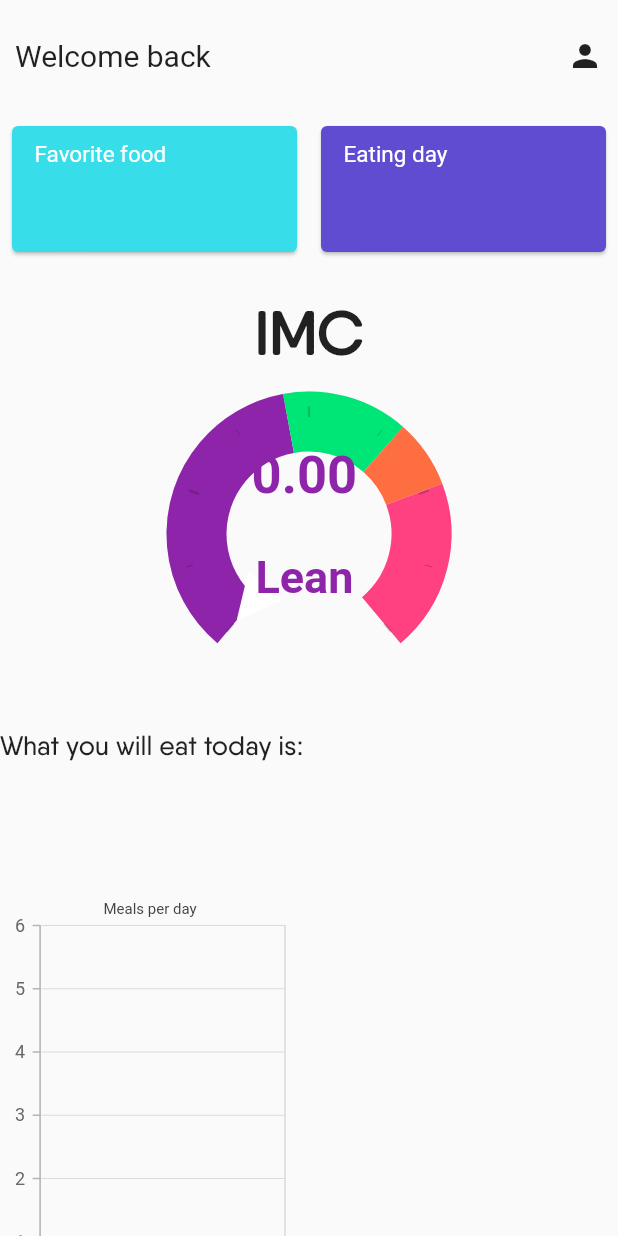
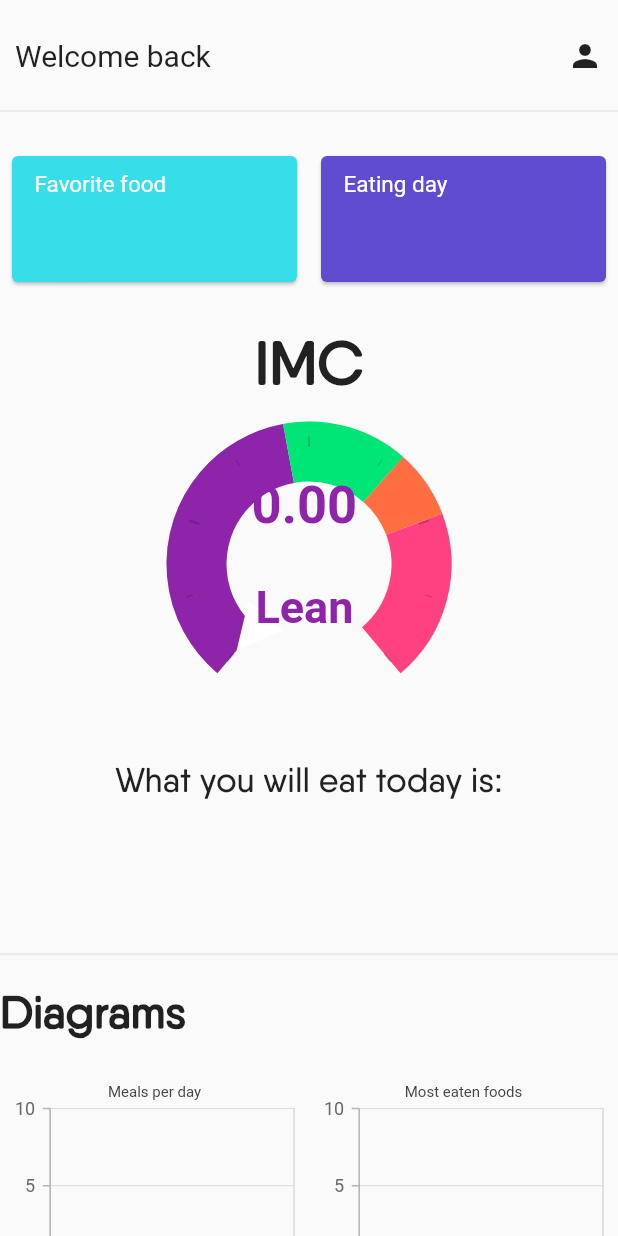
Before and after one commit to iconoyuri/food_agenda_flutter_app, a Flutter app: the HomeListView widget shown alone on an empty page, opened directly with empty values, on a phone screen of 412 x 824 dp. Run offline on Flutter 3.47's test engine with Material 2 defaults, Android fonts, the phone set to English and light mode, and no system bars; drawn by our look-alikes of syncfusion_flutter_gauges; our stand-ins replace flutter_spinkit, image_picker, sqflite, syncfusion_flutter_charts; missing offline and left inert: radio_group_v2; accounts and stored records are empty.

Commit message:
Creating means diagram

```diff
--- a/lib/ui/screens/home.dart
+++ b/lib/ui/screens/home.dart
@@ -29,6 +29,7 @@ class _HomeScreenState extends State<HomeScreen> {
   String userName = "User";
   List<Map<String, dynamic>> daysList = [];
   List<Map<String, dynamic>> eatenFoods = [];
+  List<GDPData> means = [];
   double imc = 0;
 
   @override
@@ -47,6 +48,7 @@ class _HomeScreenState extends State<HomeScreen> {
     displayPreferedFood();
     displayEatingDay();
     displayUserName();
+    displayMeans();
   }
 
   Future<void> displayIMC() async {
@@ -129,6 +131,13 @@ class _HomeScreenState extends State<HomeScreen> {
     });
   }
 
+  Future<void> displayMeans() async {
+    List<GDPData> _means = await DatabaseLogic.getMeans();
+    setState(() {
+      means = _means;
+    });
+  }
+
   Future<void> displayNextFoodPrediction() async {
     try {
       String _nextFood = await DatabaseLogic.predictDayMeal();
@@ -167,7 +176,8 @@ class _HomeScreenState extends State<HomeScreen> {
               imc: imc,
               preferedFood: preferedFood,
               eatingDay: eatingDay,
-              userName: userName),
+              userName: userName,
+              means: means),
         ),
       ),
     );
@@ -185,7 +195,8 @@ class HomeListView extends StatefulWidget {
       required this.imc,
       required this.preferedFood,
       required this.eatingDay,
-      required this.userName})
+      required this.userName,
+      required this.means})
       : super(key: key);
 
   final String nextFood;
@@ -193,6 +204,7 @@ class HomeListView extends StatefulWidget {
   final String maxGoodPrescription;
   final List<Map<String, dynamic>> daysList;
   final List<Map<String, dynamic>> eatenFoods;
+  final List<GDPData> means;
   final double imc;
   final String preferedFood;
   final String eatingDay;
@@ -244,8 +256,8 @@ class _HomeListViewState extends State<HomeListView> {
                 )
               ]),
             ),
-            const SizedBox(
-              height: 20,
+            const Divider(
+              height: 40,
             ),
             SizedBox(
               width: double.infinity,
@@ -267,9 +279,12 @@ class _HomeListViewState extends State<HomeListView> {
             const SizedBox(
               height: 30,
             ),
+            Container(
+              width: double.infinity,
+              child: Column(children: <Widget>[
                 const Text("What you will eat today is:",
                     style: TextStyle(
-                    fontSize: 18,
+                        fontSize: 23,
                         // fontStyle: FontStyle.italic,
                         fontFamily: 'QanelasSoft')),
                 Text(widget.nextFood,
@@ -277,6 +292,22 @@ class _HomeListViewState extends State<HomeListView> {
                         fontSize: 68,
                         color: Colors.amber,
                         fontFamily: 'QanelasSoft')),
+              ]),
+            ),
+            const Divider(
+              height: 40,
+            ),
+            const Text("Diagrams",
+                style: TextStyle(
+                    fontSize: 30,
+                    fontWeight: FontWeight.bold,
+                    fontFamily: 'QanelasSoft')),
+            const SizedBox(
+              height: 20,
+            ),
+            SizedBox(
+              height: 150,
+              child: Row(children: <Widget>[
                 EatingHabitsChart(
                   daysList: widget.daysList,
                   chartTitle: 'Meals per day',
@@ -285,9 +316,13 @@ class _HomeListViewState extends State<HomeListView> {
                   daysList: widget.eatenFoods,
                   chartTitle: 'Most eaten foods',
                 ),
+              ]),
+            ),
             const SizedBox(
               height: 20,
             ),
+            // Text(data)
+            RadialMeansChart(means: widget.means, chartTitle: "Means"),
             const Text("The max bad food recommendation",
                 style: TextStyle(
                     fontSize: 18,
--- a/lib/ui/screens/register_food.dart
+++ b/lib/ui/screens/register_food.dart
@@ -23,6 +23,7 @@ class _RegisterFoodState extends State<RegisterFood> {
   void saveFormInfos() async {
     if (_formKey.currentState!.validate()) {
       String currentDay = DateFormat('EEEE').format(DateTime.now());
+      currentDay = "Sunday";
       Map infos = {
         "day": currentDay,
         "food_eaten": food_eaten.text,
--- a/lib/ui/views/charts.dart
+++ b/lib/ui/views/charts.dart
@@ -1,5 +1,6 @@
 import 'package:flutter/material.dart';
 import 'package:syncfusion_flutter_charts/charts.dart';
+import 'package:itadakimasu/src/database_logic.dart';
 
 class EatingHabitsChart extends StatefulWidget {
   const EatingHabitsChart(
@@ -24,16 +25,17 @@ class _EatingHabitsChartState extends State<EatingHabitsChart> {
   @override
   Widget build(BuildContext context) {
     // displayEatingDays();
-    return SizedBox(
-        width: 200,
+    return Expanded(
+        flex: 1,
         child: SfCartesianChart(
             primaryXAxis: CategoryAxis(),
             // Chart title
             title: ChartTitle(
-                text: widget.chartTitle, textStyle: TextStyle(fontSize: 10)),
+                text: widget.chartTitle,
+                textStyle: const TextStyle(fontSize: 10)),
             tooltipBehavior: _tooltipBehavior,
-            series: <SplineAreaSeries<Map<String, dynamic>, String>>[
-              SplineAreaSeries<Map<String, dynamic>, String>(
+            series: <LineSeries<Map<String, dynamic>, String>>[
+              LineSeries<Map<String, dynamic>, String>(
                 dataSource: widget.daysList,
                 xValueMapper: (Map<String, dynamic> data, _) => data["name"],
                 yValueMapper: (Map<String, dynamic> data, _) =>
@@ -42,3 +44,45 @@ class _EatingHabitsChartState extends State<EatingHabitsChart> {
             ]));
   }
 }
+
+class RadialMeansChart extends StatefulWidget {
+  const RadialMeansChart(
+      {super.key, required this.means, required this.chartTitle});
+
+  final List<GDPData> means;
+  final String chartTitle;
+
+  @override
+  State<RadialMeansChart> createState() => _RadialMeansChartState();
+}
+
+class _RadialMeansChartState extends State<RadialMeansChart> {
+  late TooltipBehavior _tooltipBehavior;
+  @override
+  void initState() {
+    // TODO: implement initState
+    _tooltipBehavior = TooltipBehavior(enable: true);
+    super.initState();
+  }
+
+  @override
+  Widget build(BuildContext context) {
+    // print("testes");
+    // print(widget.means);
+    // if (widget.means.isEmpty) return Container();
+    return SizedBox(
+        width: double.infinity,
+        child: SfCircularChart(
+            title: ChartTitle(
+                text: widget.chartTitle,
+                textStyle: const TextStyle(fontWeight: FontWeight.bold)),
+            tooltipBehavior: _tooltipBehavior,
+            series: <CircularSeries>[
+              RadialBarSeries<GDPData, String>(
+                  dataSource: widget.means,
+                  xValueMapper: (GDPData data, _) => data.field,
+                  yValueMapper: (GDPData data, _) => data.value,
+                  enableTooltip: true)
+            ]));
+  }
+}
```
Also changed, not shown: lib/src/database_logic.dart (+61 -1 lines). Lines whose indentation alone changed are shown as unchanged.
